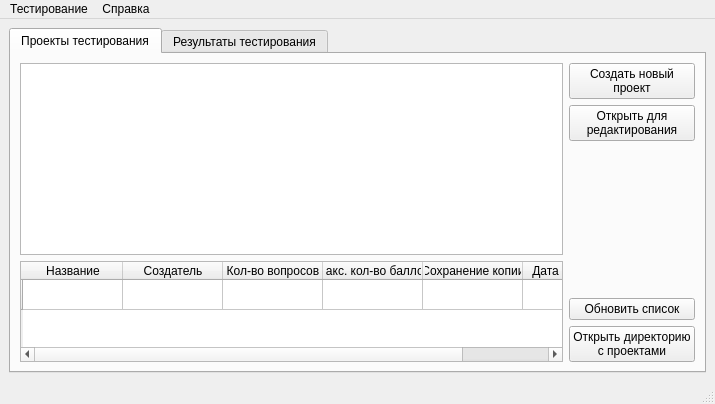
Qt form corewindow.ui (Hitikov/Tvorchestvo_QT) before a commit.
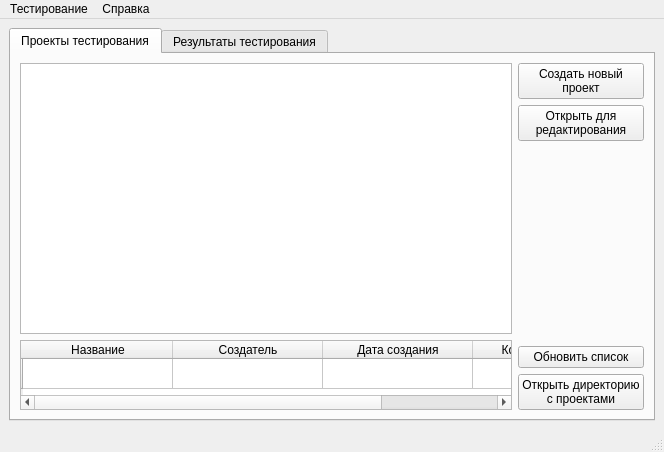
The same form after that commit. The open tabs and pages were chosen to show the change.

```diff
--- a/corewindow.ui
+++ b/corewindow.ui
@@ -6,8 +6,8 @@
    <rect>
     <x>0</x>
     <y>0</y>
-    <width>715</width>
-    <height>404</height>
+    <width>664</width>
+    <height>452</height>
    </rect>
   </property>
   <property name="windowTitle">
@@ -17,11 +17,17 @@
    <layout class="QGridLayout" name="gridLayout_3">
     <item row="0" column="0">
      <widget class="QTabWidget" name="file_navigation">
+      <property name="sizePolicy">
+       <sizepolicy hsizetype="Expanding" vsizetype="Minimum">
+        <horstretch>1</horstretch>
+        <verstretch>0</verstretch>
+       </sizepolicy>
+      </property>
       <property name="toolTip">
        <string>&lt;html&gt;&lt;head/&gt;&lt;body&gt;&lt;p&gt;&lt;br/&gt;&lt;/p&gt;&lt;/body&gt;&lt;/html&gt;</string>
       </property>
       <property name="currentIndex">
-       <number>0</number>
+       <number>1</number>
       </property>
       <widget class="QWidget" name="tab_test_project">
        <attribute name="title">
@@ -98,11 +104,46 @@
              <bool>true</bool>
             </property>
             <property name="sizePolicy">
-             <sizepolicy hsizetype="Expanding" vsizetype="Preferred">
+             <sizepolicy hsizetype="Fixed" vsizetype="Minimum">
               <horstretch>0</horstretch>
               <verstretch>0</verstretch>
              </sizepolicy>
             </property>
+            <property name="maximumSize">
+             <size>
+              <width>10000000</width>
+              <height>70</height>
+             </size>
+            </property>
+            <property name="font">
+             <font>
+              <kerning>true</kerning>
+             </font>
+            </property>
+            <property name="showGrid">
+             <bool>true</bool>
+            </property>
+            <property name="wordWrap">
+             <bool>true</bool>
+            </property>
+            <property name="cornerButtonEnabled">
+             <bool>true</bool>
+            </property>
+            <property name="rowCount">
+             <number>1</number>
+            </property>
+            <property name="columnCount">
+             <number>4</number>
+            </property>
+            <attribute name="horizontalHeaderMinimumSectionSize">
+             <number>150</number>
+            </attribute>
+            <attribute name="horizontalHeaderDefaultSectionSize">
+             <number>150</number>
+            </attribute>
+            <attribute name="verticalHeaderMinimumSectionSize">
+             <number>24</number>
+            </attribute>
             <row>
              <property name="text">
               <string/>
@@ -118,26 +159,16 @@
               <string>Создатель</string>
              </property>
             </column>
-            <column>
-             <property name="text">
-              <string>Кол-во вопросов</string>
-             </property>
-            </column>
-            <column>
-             <property name="text">
-              <string>Макс. кол-во баллов</string>
-             </property>
-            </column>
-            <column>
-             <property name="text">
-              <string>Сохранение копии</string>
-             </property>
-            </column>
             <column>
              <property name="text">
               <string>Дата создания</string>
              </property>
             </column>
+            <column>
+             <property name="text">
+              <string>Кол-во вопросов</string>
+             </property>
+            </column>
            </widget>
           </item>
          </layout>
@@ -164,7 +195,16 @@
              </widget>
             </item>
             <item>
-             <widget class="QTableWidget" name="tableWidget">
+             <widget class="QTableWidget" name="tableWidget_result">
+              <property name="maximumSize">
+               <size>
+                <width>16777215</width>
+                <height>70</height>
+               </size>
+              </property>
+              <attribute name="horizontalHeaderMinimumSectionSize">
+               <number>150</number>
+              </attribute>
               <row>
                <property name="text">
                 <string/>
@@ -190,38 +230,12 @@
                 <string>Оценка</string>
                </property>
               </column>
-              <column>
-               <property name="text">
-                <string>Новый столбец</string>
-               </property>
-              </column>
-              <column>
-               <property name="text">
-                <string>Есть копия проекта</string>
-               </property>
-              </column>
              </widget>
             </item>
            </layout>
           </item>
           <item>
            <layout class="QVBoxLayout" name="verticalLayout_2">
-            <item>
-             <widget class="QPushButton" name="pushButton_open__connect_project">
-              <property name="text">
-               <string>Открыть связанный
-проект</string>
-              </property>
-             </widget>
-            </item>
-            <item>
-             <widget class="QPushButton" name="pushButton_open_details">
-              <property name="text">
-               <string>Открыть 
-расшифровку</string>
-              </property>
-             </widget>
-            </item>
             <item>
              <spacer name="verticalSpacer_2">
               <property name="orientation">
@@ -236,7 +250,7 @@
              </spacer>
             </item>
             <item>
-             <widget class="QPushButton" name="pushButton_2">
+             <widget class="QPushButton" name="pushButton_update_record">
               <property name="text">
                <string>Обновить список</string>
               </property>
@@ -265,7 +279,7 @@
     <rect>
      <x>0</x>
      <y>0</y>
-     <width>715</width>
+     <width>664</width>
      <height>21</height>
     </rect>
    </property>
@@ -274,7 +288,6 @@
      <string>Тестирование</string>
     </property>
     <addaction name="action_start_testing"/>
-    <addaction name="action_view_testing_record"/>
    </widget>
    <widget class="QMenu" name="menu_6">
     <property name="title">
```
